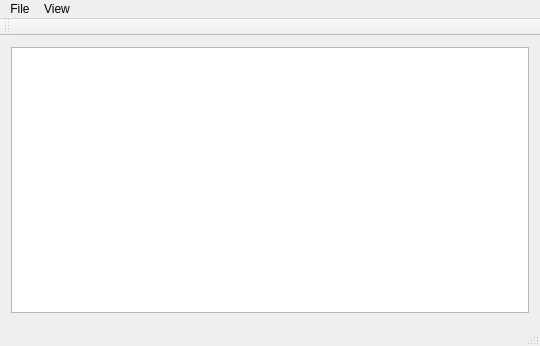
vvmarko/triangulator, file gui/MainWindow.ui: the form before one commit.
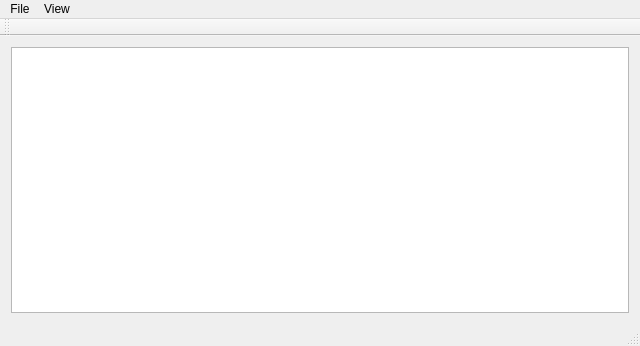
The form after the commit.

Diff of the .ui file:
```diff
--- a/gui/MainWindow.ui
+++ b/gui/MainWindow.ui
@@ -6,7 +6,7 @@
    <rect>
     <x>0</x>
     <y>0</y>
-    <width>540</width>
+    <width>640</width>
     <height>346</height>
    </rect>
   </property>
@@ -25,7 +25,7 @@
     <rect>
      <x>0</x>
      <y>0</y>
-     <width>540</width>
+     <width>640</width>
      <height>22</height>
     </rect>
    </property>
```
Left out of the diff: 11 changed lines with no effect on the pictures.
